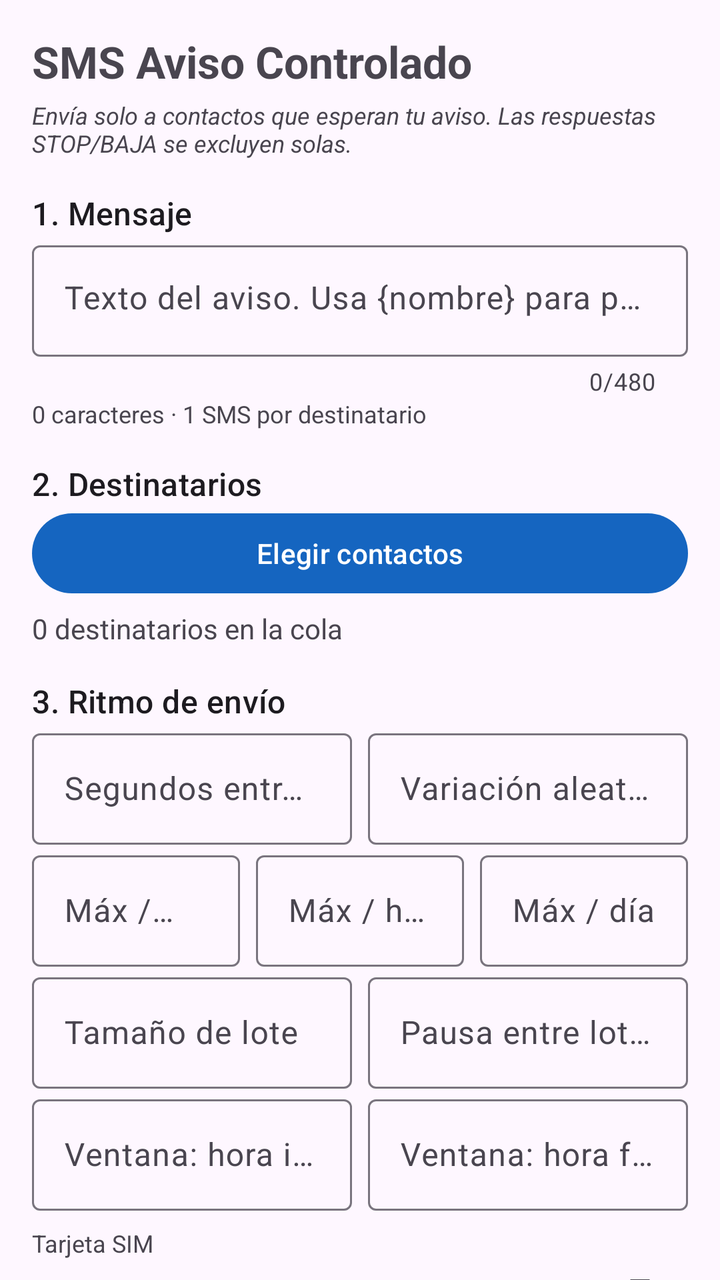
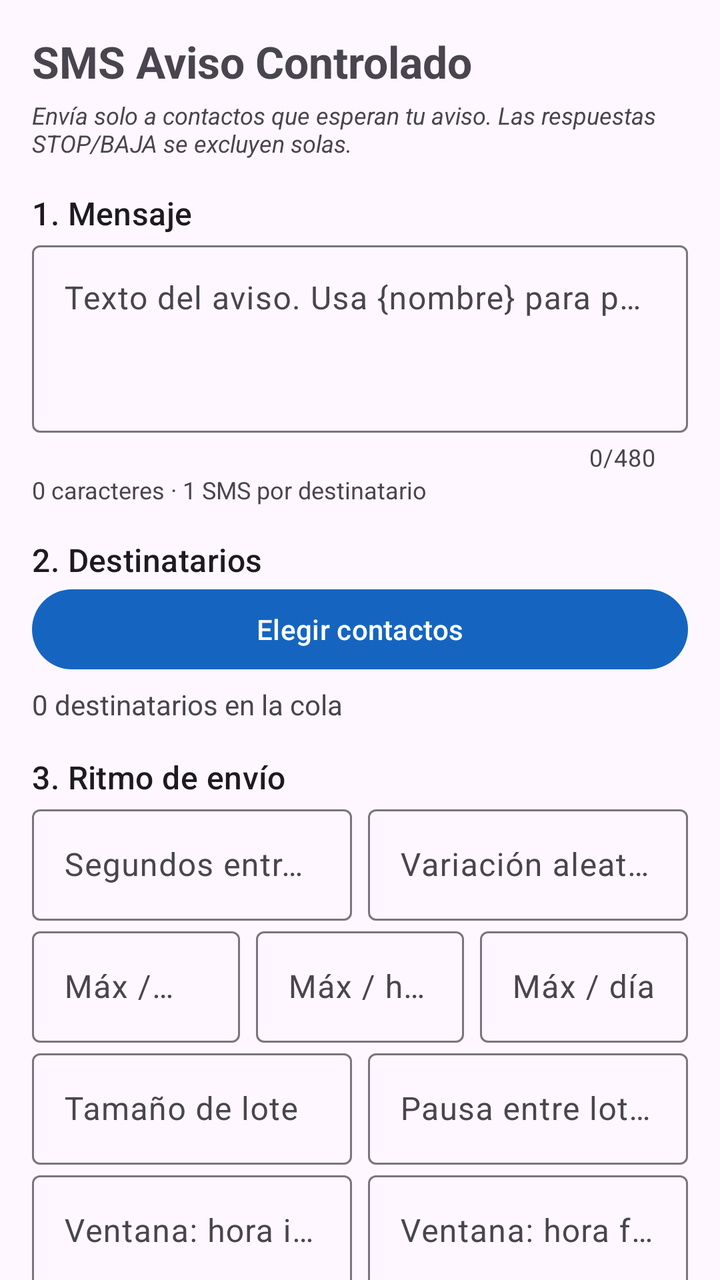

Compare the two renders of this Android layout. The source of the first and the diff that turns it into the second are given below.
<!-- AndroidManifest.xml: application theme Theme.SmsAviso -->
<!-- res/layout/activity_main.xml -->
<?xml version="1.0" encoding="utf-8"?>
<androidx.core.widget.NestedScrollView xmlns:android="http://schemas.android.com/apk/res/android"
    xmlns:app="http://schemas.android.com/apk/res-auto"
    android:layout_width="match_parent"
    android:layout_height="match_parent"
    android:fillViewport="true">

    <LinearLayout
        android:layout_width="match_parent"
        android:layout_height="wrap_content"
        android:orientation="vertical"
        android:padding="16dp">

        <TextView
            android:layout_width="match_parent"
            android:layout_height="wrap_content"
            android:text="@string/app_name"
            android:textSize="22sp"
            android:textStyle="bold" />

        <TextView
            android:layout_width="match_parent"
            android:layout_height="wrap_content"
            android:layout_marginTop="4dp"
            android:text="@string/disclaimer_short"
            android:textSize="12sp"
            android:textStyle="italic" />

        
        <TextView style="@style/TextAppearance.Material3.TitleMedium"
            android:layout_width="wrap_content" android:layout_height="wrap_content"
            android:layout_marginTop="16dp" android:text="1. Mensaje" />

        <com.google.android.material.textfield.TextInputLayout
            android:layout_width="match_parent"
            android:layout_height="wrap_content"
            android:hint="Texto del aviso. Usa {nombre} para personalizar."
            app:counterEnabled="true"
            app:counterMaxLength="480">

            <com.google.android.material.textfield.TextInputEditText
                android:id="@+id/etMessage"
                android:layout_width="match_parent"
                android:layout_height="wrap_content"
                android:gravity="top"
                android:inputType="textmultiLine|textCapSentences"
                android:minLines="3" />
        </com.google.android.material.textfield.TextInputLayout>

        <TextView
            android:id="@+id/tvSmsCount"
            android:layout_width="match_parent"
            android:layout_height="wrap_content"
            android:textSize="12sp"
            android:text="0 caracteres · 1 SMS por destinatario" />

        
        <TextView style="@style/TextAppearance.Material3.TitleMedium"
            android:layout_width="wrap_content" android:layout_height="wrap_content"
            android:layout_marginTop="16dp" android:text="2. Destinatarios" />

        <com.google.android.material.button.MaterialButton
            android:id="@+id/btnPickContacts"
            android:layout_width="match_parent"
            android:layout_height="wrap_content"
            android:text="Elegir contactos" />

        <TextView
            android:id="@+id/tvRecipients"
            android:layout_width="match_parent"
            android:layout_height="wrap_content"
            android:layout_marginTop="4dp"
            android:text="0 destinatarios en la cola" />

        
        <TextView style="@style/TextAppearance.Material3.TitleMedium"
            android:layout_width="wrap_content" android:layout_height="wrap_content"
            android:layout_marginTop="16dp" android:text="3. Ritmo de envío" />

        <LinearLayout android:layout_width="match_parent" android:layout_height="wrap_content" android:orientation="horizontal">
            <com.google.android.material.textfield.TextInputLayout
                android:layout_width="0dp" android:layout_height="wrap_content" android:layout_weight="1"
                android:layout_marginEnd="4dp" android:hint="Segundos entre SMS">
                <com.google.android.material.textfield.TextInputEditText
                    android:id="@+id/etMinDelay" android:layout_width="match_parent" android:layout_height="wrap_content"
                    android:inputType="number" />
            </com.google.android.material.textfield.TextInputLayout>
            <com.google.android.material.textfield.TextInputLayout
                android:layout_width="0dp" android:layout_height="wrap_content" android:layout_weight="1"
                android:layout_marginStart="4dp" android:hint="Variación aleatoria (± s)">
                <com.google.android.material.textfield.TextInputEditText
                    android:id="@+id/etJitter" android:layout_width="match_parent" android:layout_height="wrap_content"
                    android:inputType="number" />
            </com.google.android.material.textfield.TextInputLayout>
        </LinearLayout>

        <LinearLayout android:layout_width="match_parent" android:layout_height="wrap_content" android:orientation="horizontal">
            <com.google.android.material.textfield.TextInputLayout
                android:layout_width="0dp" android:layout_height="wrap_content" android:layout_weight="1"
                android:layout_marginEnd="4dp" android:hint="Máx / minuto">
                <com.google.android.material.textfield.TextInputEditText
                    android:id="@+id/etMaxMin" android:layout_width="match_parent" android:layout_height="wrap_content"
                    android:inputType="number" />
            </com.google.android.material.textfield.TextInputLayout>
            <com.google.android.material.textfield.TextInputLayout
                android:layout_width="0dp" android:layout_height="wrap_content" android:layout_weight="1"
                android:layout_marginStart="4dp" android:layout_marginEnd="4dp" android:hint="Máx / hora">
                <com.google.android.material.textfield.TextInputEditText
                    android:id="@+id/etMaxHour" android:layout_width="match_parent" android:layout_height="wrap_content"
                    android:inputType="number" />
            </com.google.android.material.textfield.TextInputLayout>
            <com.google.android.material.textfield.TextInputLayout
                android:layout_width="0dp" android:layout_height="wrap_content" android:layout_weight="1"
                android:layout_marginStart="4dp" android:hint="Máx / día">
                <com.google.android.material.textfield.TextInputEditText
                    android:id="@+id/etMaxDay" android:layout_width="match_parent" android:layout_height="wrap_content"
                    android:inputType="number" />
            </com.google.android.material.textfield.TextInputLayout>
        </LinearLayout>

        <LinearLayout android:layout_width="match_parent" android:layout_height="wrap_content" android:orientation="horizontal">
            <com.google.android.material.textfield.TextInputLayout
                android:layout_width="0dp" android:layout_height="wrap_content" android:layout_weight="1"
                android:layout_marginEnd="4dp" android:hint="Tamaño de lote">
                <com.google.android.material.textfield.TextInputEditText
                    android:id="@+id/etBatchSize" android:layout_width="match_parent" android:layout_height="wrap_content"
                    android:inputType="number" />
            </com.google.android.material.textfield.TextInputLayout>
            <com.google.android.material.textfield.TextInputLayout
                android:layout_width="0dp" android:layout_height="wrap_content" android:layout_weight="1"
                android:layout_marginStart="4dp" android:hint="Pausa entre lotes (min)">
                <com.google.android.material.textfield.TextInputEditText
                    android:id="@+id/etBatchPause" android:layout_width="match_parent" android:layout_height="wrap_content"
                    android:inputType="number" />
            </com.google.android.material.textfield.TextInputLayout>
        </LinearLayout>

        <LinearLayout android:layout_width="match_parent" android:layout_height="wrap_content" android:orientation="horizontal">
            <com.google.android.material.textfield.TextInputLayout
                android:layout_width="0dp" android:layout_height="wrap_content" android:layout_weight="1"
                android:layout_marginEnd="4dp" android:hint="Ventana: hora inicio (0-23)">
                <com.google.android.material.textfield.TextInputEditText
                    android:id="@+id/etWinStart" android:layout_width="match_parent" android:layout_height="wrap_content"
                    android:inputType="number" />
            </com.google.android.material.textfield.TextInputLayout>
            <com.google.android.material.textfield.TextInputLayout
                android:layout_width="0dp" android:layout_height="wrap_content" android:layout_weight="1"
                android:layout_marginStart="4dp" android:hint="Ventana: hora fin (0-23)">
                <com.google.android.material.textfield.TextInputEditText
                    android:id="@+id/etWinEnd" android:layout_width="match_parent" android:layout_height="wrap_content"
                    android:inputType="number" />
            </com.google.android.material.textfield.TextInputLayout>
        </LinearLayout>

        <TextView
            android:layout_width="match_parent" android:layout_height="wrap_content"
            android:layout_marginTop="8dp" android:text="Tarjeta SIM" android:textSize="12sp" />
        <Spinner
            android:id="@+id/spSim"
            android:layout_width="match_parent"
            android:layout_height="wrap_content" />

        <com.google.android.material.materialswitch.MaterialSwitch
            android:id="@+id/swRetry"
            android:layout_width="match_parent"
            android:layout_height="wrap_content"
            android:layout_marginTop="8dp"
            android:text="Reintentar automáticamente los fallidos por límite del sistema" />

        
        <TextView style="@style/TextAppearance.Material3.TitleMedium"
            android:layout_width="wrap_content" android:layout_height="wrap_content"
            android:layout_marginTop="16dp" android:text="4. Control" />

        <LinearLayout android:layout_width="match_parent" android:layout_height="wrap_content" android:orientation="horizontal">
            <com.google.android.material.button.MaterialButton
                android:id="@+id/btnStart" android:layout_width="0dp" android:layout_height="wrap_content"
                android:layout_weight="1" android:layout_marginEnd="4dp" android:text="Iniciar" />
            <com.google.android.material.button.MaterialButton
                android:id="@+id/btnPause" style="@style/Widget.Material3.Button.TonalButton"
                android:layout_width="0dp" android:layout_height="wrap_content"
                android:layout_weight="1" android:layout_marginStart="4dp" android:layout_marginEnd="4dp"
                android:text="Pausar" />
            <com.google.android.material.button.MaterialButton
                android:id="@+id/btnStop" style="@style/Widget.Material3.Button.OutlinedButton"
                android:layout_width="0dp" android:layout_height="wrap_content"
                android:layout_weight="1" android:layout_marginStart="4dp" android:text="Detener" />
        </LinearLayout>

        <com.google.android.material.progressindicator.LinearProgressIndicator
            android:id="@+id/progress"
            android:layout_width="match_parent"
            android:layout_height="wrap_content"
            android:layout_marginTop="12dp"
            android:max="100"
            app:trackCornerRadius="4dp" />

        <TextView
            android:id="@+id/tvStatus"
            android:layout_width="match_parent"
            android:layout_height="wrap_content"
            android:layout_marginTop="8dp"
            android:textSize="14sp"
            android:text="Sin actividad" />

        <com.google.android.material.button.MaterialButton
            android:id="@+id/btnHistory"
            style="@style/Widget.Material3.Button.TextButton"
            android:layout_width="match_parent"
            android:layout_height="wrap_content"
            android:layout_marginTop="8dp"
            android:text="Ver historial y exclusiones" />

        <com.google.android.material.button.MaterialButton
            android:id="@+id/btnClearQueue"
            style="@style/Widget.Material3.Button.TextButton"
            android:layout_width="match_parent"
            android:layout_height="wrap_content"
            android:text="Vaciar la cola de destinatarios" />

    </LinearLayout>
</androidx.core.widget.NestedScrollView>
<!-- resources referenced by this layout -->
<resources>
  <string name="app_name">SMS Aviso Controlado</string>
  <string name="disclaimer_short">Envía solo a contactos que esperan tu aviso. Las respuestas STOP/BAJA se excluyen solas.</string>
  <style name="Theme.SmsAviso" parent="Theme.Material3.DayNight.NoActionBar">
          <item name="colorPrimary">@color/brand_primary</item>
          <item name="colorPrimaryDark">@color/brand_primary_dark</item>
          <item name="colorSecondary">@color/brand_secondary</item>
          <item name="android:statusBarColor">@color/brand_primary_dark</item>
      </style>
  <color name="brand_primary">#1565C0</color>
  <color name="brand_primary_dark">#0D47A1</color>
  <color name="brand_secondary">#00897B</color>
</resources>

<!-- the commit's change to res/layout/activity_main.xml (unified diff, before → after) -->
@@ -43,7 +43,7 @@
                 android:layout_width="match_parent"
                 android:layout_height="wrap_content"
                 android:gravity="top"
-                android:inputType="textmultiLine|textCapSentences"
+                android:inputType="textMultiLine|textCapSentences"
                 android:minLines="3" />
         </com.google.android.material.textfield.TextInputLayout>
 
